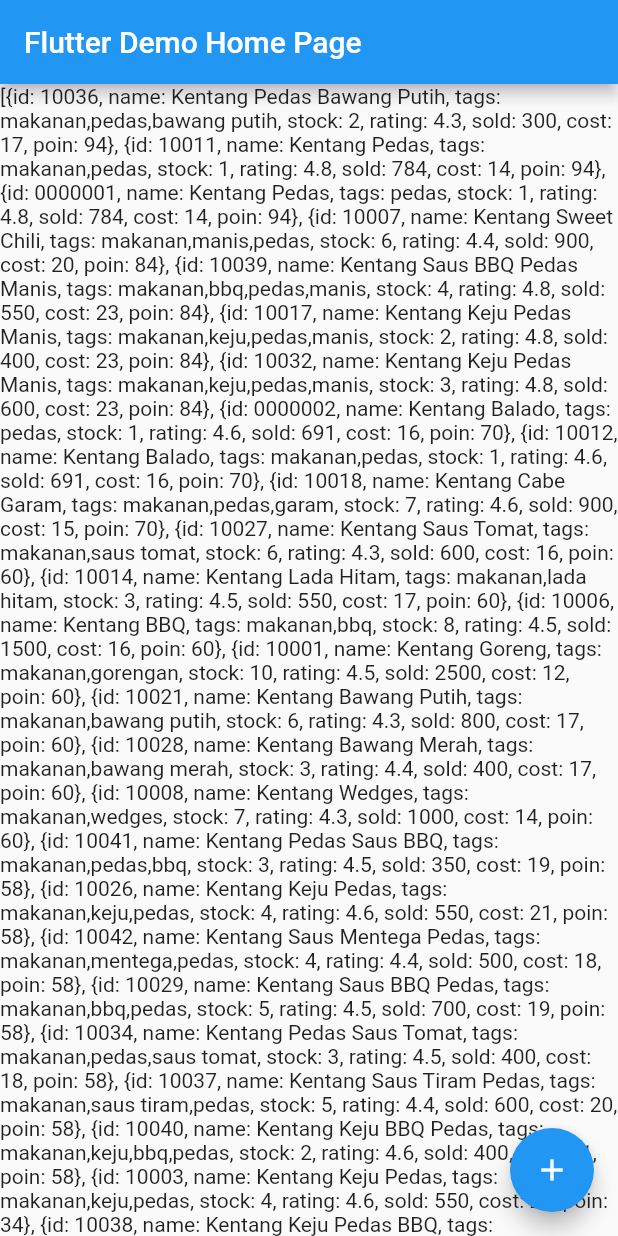
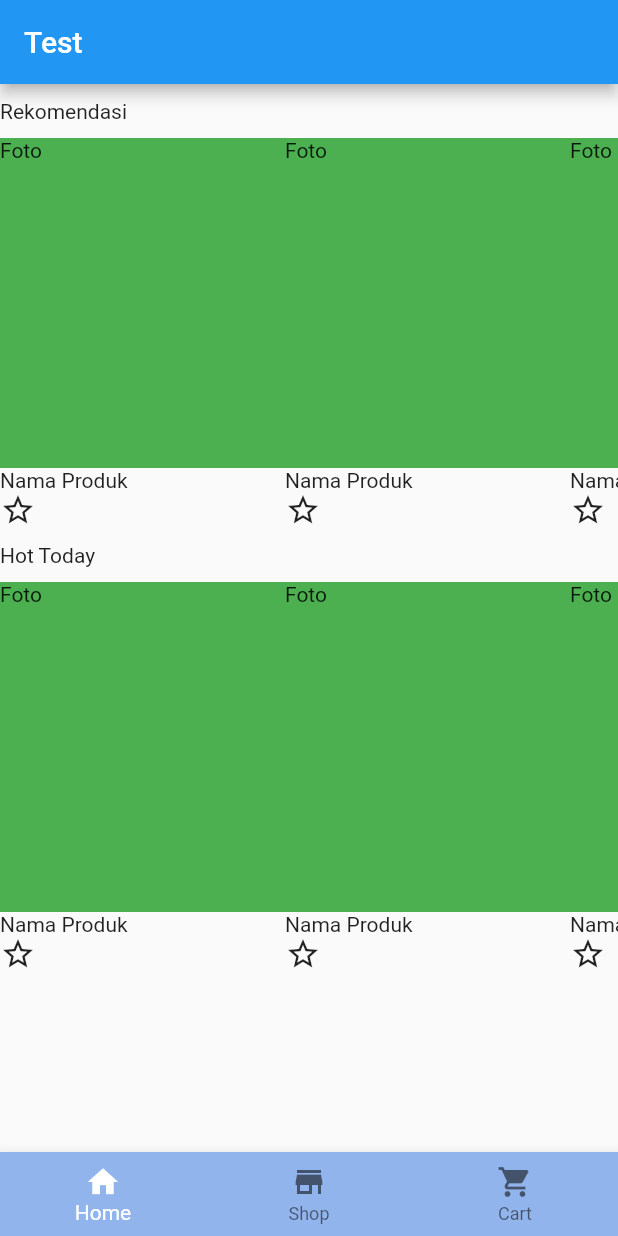
Before and after one commit to Edbfort/kentang, a Flutter app: the screen it shows after launch, on a phone screen of 412 x 824 dp. Run offline on Flutter 3.47's test engine with Material 2 defaults, Android fonts, the phone set to English and light mode, and no system bars.

Commit message:
Membuang file yang tidak di perlukam (dataai.dart), mengganti isi test.dart menjadi v0.1 shop (bisa scrolling)

```diff
--- a/kode/potape/lib/ai/ai.dart
+++ b/kode/potape/lib/ai/ai.dart
@@ -1,6 +1,5 @@
 import 'package:flutter/material.dart';
 import 'package:provider/provider.dart';
-import 'dataai.dart';
 
 class Recom extends ChangeNotifier {
   List<Map<String, String>> _items = [
--- /dev/null
+++ b/kode/potape/lib/data/pagedata.dart
@@ -0,0 +1,18 @@
+import 'package:flutter/material.dart';
+import 'package:provider/provider.dart';
+
+class PageData extends ChangeNotifier {
+  int _bottom_nav_selec_index = 0;
+
+  int get bottom_nav_selec_index => _bottom_nav_selec_index;
+
+  set bottom_nav_selec_index(val) {
+    _bottom_nav_selec_index = val;
+    notifyListeners();
+  }
+
+  void on_bottom_nav_tap(index) {
+    _bottom_nav_selec_index = index;
+    notifyListeners();
+  }
+}
--- a/kode/potape/lib/main.dart
+++ b/kode/potape/lib/main.dart
@@ -1,6 +1,7 @@
 import 'package:flutter/material.dart';
 import "/ai/ai.dart";
 import "/pages/test.dart";
+import "/data/pagedata.dart";
 import 'package:provider/provider.dart';
 
 void main() {
@@ -10,6 +11,7 @@ void main() {
     MultiProvider(
       providers: [
         ChangeNotifierProvider<Recom>(create: (_) => Recom()),
+        ChangeNotifierProvider<PageData>(create: (_) => PageData()),
       ],
       child: const MyApp(),
     ),
@@ -36,7 +38,7 @@ class MyApp extends StatelessWidget {
         // is not restarted.
         primarySwatch: Colors.blue,
       ),
-      home: const MyHomePage(title: 'Flutter Demo Home Page'),
+      home: const Test(),
     );
   }
 }
--- a/kode/potape/lib/pages/test.dart
+++ b/kode/potape/lib/pages/test.dart
@@ -1,112 +1,181 @@
+import 'package:flutter/gestures.dart';
 import 'package:flutter/material.dart';
+import '/data/pagedata.dart';
 import 'package:provider/provider.dart';
 import '../ai/ai.dart';
 
-class MyHomePage extends StatefulWidget {
-  const MyHomePage({super.key, required this.title});
-
-  // This widget is the home page of your application. It is stateful, meaning
-  // that it has a State object (defined below) that contains fields that affect
-  // how it looks.
-
-  // This class is the configuration for the state. It holds the values (in this
-  // case the title) provided by the parent (in this case the App widget) and
-  // used by the build method of the State. Fields in a Widget subclass are
-  // always marked "final".
-
-  final String title;
+class Test extends StatefulWidget {
+  const Test({
+    super.key,
+  });
 
   @override
-  State<MyHomePage> createState() => _MyHomePageState();
+  State<Test> createState() => _Test();
 }
 
-class _MyHomePageState extends State<MyHomePage> {
-  int _counter = 0;
-  bool dat = false;
-  bool dot = false;
-  bool det = false;
-  String dat1 = "0";
-  String dat2 = "0";
-  String ree = "Hari";
-  List<String> ha = ["Senin", "Selasa", "Rabu"];
-  Map<String, List<String>> fi = {
-    "0": [],
-    "Senin": ["A", "B"],
-    "Selasa": ["C", "D"],
-    "Rabu": ["E", "F"],
+class MyCustomScrollBehavior extends MaterialScrollBehavior {
+  // Override behavior methods and getters like dragDevices
+  @override
+  Set<PointerDeviceKind> get dragDevices => {
+        PointerDeviceKind.touch,
+        PointerDeviceKind.mouse,
+        // etc.
       };
-  Map<String, List<String>> ja = {
-    "0": [],
-    "A": ["A", "B"],
-    "B": ["C", "D"],
-    "C": ["E", "F"],
-    "D": ["G", "H"],
-    "E": ["I", "J"],
-    "F": ["K", "L"],
-  };
-  String ree2 = "Film";
-  String ree3 = "Jam";
-  void _incrementCounter() {
-    setState(() {
-      // This call to setState tells the Flutter framework that something has
-      // changed in this State, which causes it to rerun the build method below
-      // so that the display can reflect the updated values. If we changed
-      // _counter without calling setState(), then the build method would not be
-      // called again, and so nothing would appear to happen.
-      _counter++;
-    });
 }
+
+class _Test extends State<Test> {
+// ScrollBehavior can be set for a specific widget.
+  final ScrollController controller = ScrollController();
 
   @override
   Widget build(BuildContext context) {
     final aireco = Provider.of<Recom>(context);
-    print(aireco.recoitems);
-    // This method is rerun every time setState is called, for instance as done
-    // by the _incrementCounter method above.
-    //
-    // The Flutter framework has been optimized to make rerunning build methods
-    // fast, so that you can just rebuild anything that needs updating rather
-    // than having to individually change instances of widgets.
+    final pagedata = Provider.of<PageData>(context);
     return Scaffold(
       appBar: AppBar(
-        // Here we take the value from the MyHomePage object that was created by
-        // the App.build method, and use it to set our appbar title.
-        title: Text(widget.title),
+        title: Text("Test"),
       ),
-      body: Center(
-        // Center is a layout widget. It takes a single child and positions it
-        // in the middle of the parent.
+      body: ScrollConfiguration(
+        behavior: MyCustomScrollBehavior(),
+        child: SingleChildScrollView(
+          scrollDirection: Axis.vertical,
+          controller: controller,
           child: Column(
-          // Column is also a layout widget. It takes a list of children and
-          // arranges them vertically. By default, it sizes itself to fit its
-          // children horizontally, and tries to be as tall as its parent.
-          //
-          // Invoke "debug painting" (press "p" in the console, choose the
-          // "Toggle Debug Paint" action from the Flutter Inspector in Android
-          // Studio, or the "Toggle Debug Paint" command in Visual Studio Code)
-          // to see the wireframe for each widget.
-          //
-          // Column has various properties to control how it sizes itself and
-          // how it positions its children. Here we use mainAxisAlignment to
-          // center the children vertically; the main axis here is the vertical
-          // axis because Columns are vertical (the cross axis would be
-          // horizontal).
-          mainAxisAlignment: MainAxisAlignment.center,
+            mainAxisAlignment: MainAxisAlignment.start,
+            crossAxisAlignment: CrossAxisAlignment.start,
             children: [
-            Text(
-              aireco.recoitems.toString(),
+              SizedBox(
+                height: 10,
               ),
-            Text(
-              aireco.datreccost.toString(),
+              Container(
+                  child: Column(
+                crossAxisAlignment: CrossAxisAlignment.start,
+                children: [
+                  Text("Rekomendasi"),
+                  SizedBox(
+                    height: 10,
                   ),
+                  ScrollConfiguration(
+                    behavior: MyCustomScrollBehavior(),
+                    child: SingleChildScrollView(
+                      scrollDirection: Axis.horizontal,
+                      controller: controller,
+                      child: Row(
+                        mainAxisAlignment: MainAxisAlignment.start,
+                        crossAxisAlignment: CrossAxisAlignment.start,
+                        children: [
+                          for (int i = 0; i < 10; i++)
+                            Container(
+                                child: Column(
+                              crossAxisAlignment: CrossAxisAlignment.start,
+                              children: [
+                                Container(
+                                  height: 220,
+                                  width: 190,
+                                  color: Colors.green,
+                                  child: Text("Foto"),
+                                ),
+                                Text("Nama Produk"),
+                                Row(
+                                  mainAxisAlignment: MainAxisAlignment.start,
+                                  crossAxisAlignment: CrossAxisAlignment.start,
+                                  children: [
+                                    Container(
+                                      child: Row(
+                                        children: [
+                                          Icon(Icons.star_border_outlined)
                                         ],
                                       ),
                                     ),
-      floatingActionButton: FloatingActionButton(
-        onPressed: _incrementCounter,
-        tooltip: 'Increment',
-        child: const Icon(Icons.add),
-      ), // This trailing comma makes auto-formatting nicer for build methods.
+                                  ],
+                                )
+                              ],
+                            )),
+                        ],
+                      ),
+                    ),
+                  ),
+                ],
+              )),
+              SizedBox(
+                height: 10,
+              ),
+              Container(
+                  child: Column(
+                crossAxisAlignment: CrossAxisAlignment.start,
+                children: [
+                  Text("Hot Today"),
+                  SizedBox(
+                    height: 10,
+                  ),
+                  ScrollConfiguration(
+                    behavior: MyCustomScrollBehavior(),
+                    child: SingleChildScrollView(
+                      scrollDirection: Axis.horizontal,
+                      controller: controller,
+                      child: Row(
+                        mainAxisAlignment: MainAxisAlignment.start,
+                        crossAxisAlignment: CrossAxisAlignment.start,
+                        children: [
+                          for (int i = 0; i < 10; i++)
+                            Container(
+                                child: Column(
+                              crossAxisAlignment: CrossAxisAlignment.start,
+                              children: [
+                                Container(
+                                  height: 220,
+                                  width: 190,
+                                  color: Colors.green,
+                                  child: Text("Foto"),
+                                ),
+                                Text("Nama Produk"),
+                                Row(
+                                  mainAxisAlignment: MainAxisAlignment.start,
+                                  crossAxisAlignment: CrossAxisAlignment.start,
+                                  children: [
+                                    Container(
+                                      child: Row(
+                                        children: [
+                                          Icon(Icons.star_border_outlined)
+                                        ],
+                                      ),
+                                    ),
+                                  ],
+                                )
+                              ],
+                            )),
+                        ],
+                      ),
+                    ),
+                  ),
+                ],
+              )),
+            ],
+          ),
+        ),
+      ),
+      bottomNavigationBar: BottomNavigationBar(
+        backgroundColor: Color.fromARGB(255, 146, 180, 236),
+
+        selectedItemColor: Colors.white,
+        type: BottomNavigationBarType.fixed, // set type to fixed
+        items: [
+          BottomNavigationBarItem(
+            icon: Icon(Icons.home),
+            label: 'Home',
+          ),
+          BottomNavigationBarItem(
+            icon: Icon(Icons.store),
+            label: 'Shop',
+          ),
+          BottomNavigationBarItem(
+            icon: Icon(Icons.shopping_cart),
+            label: 'Cart',
+          ),
+        ],
+        currentIndex: pagedata.bottom_nav_selec_index,
+        onTap: pagedata.on_bottom_nav_tap,
+      ),
     );
   }
 }
```
Lines whose indentation alone changed are shown as unchanged.
